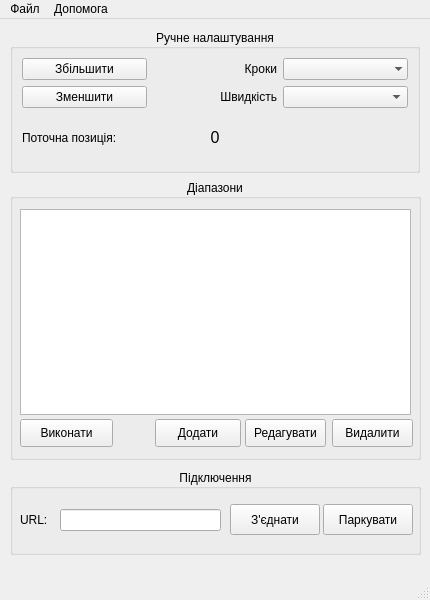
Above: ui.ui from neurotoxin78/pyMagLoopController before the change. Below: the same form after it.
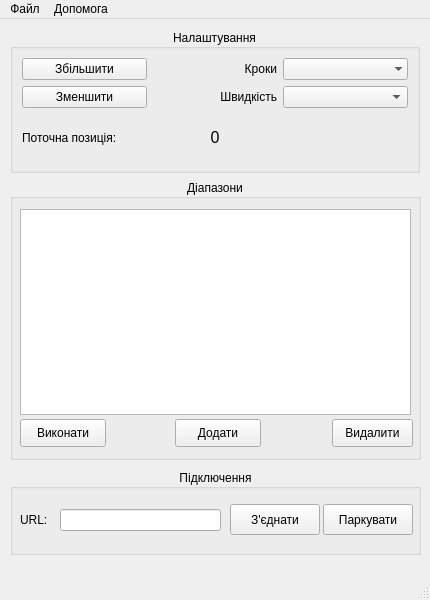
That is the form after the change.

Patch:
```diff
--- a/ui.ui
+++ b/ui.ui
@@ -39,7 +39,7 @@
      </rect>
     </property>
     <property name="title">
-     <string>Ручне налаштування</string>
+     <string>Налаштування</string>
     </property>
     <property name="alignment">
      <set>Qt::AlignCenter</set>
@@ -156,7 +156,7 @@
     <widget class="QPushButton" name="addButton">
      <property name="geometry">
       <rect>
-       <x>145</x>
+       <x>165</x>
        <y>240</y>
        <width>86</width>
        <height>28</height>
@@ -166,19 +166,6 @@
       <string>Додати</string>
      </property>
     </widget>
-    <widget class="QPushButton" name="editButton">
-     <property name="geometry">
-      <rect>
-       <x>235</x>
-       <y>240</y>
-       <width>81</width>
-       <height>28</height>
-      </rect>
-     </property>
-     <property name="text">
-      <string>Редагувати</string>
-     </property>
-    </widget>
     <widget class="QPushButton" name="deleteButton">
      <property name="geometry">
       <rect>
@@ -197,7 +184,7 @@
       <rect>
        <x>10</x>
        <y>240</y>
-       <width>93</width>
+       <width>86</width>
        <height>28</height>
       </rect>
      </property>
```
